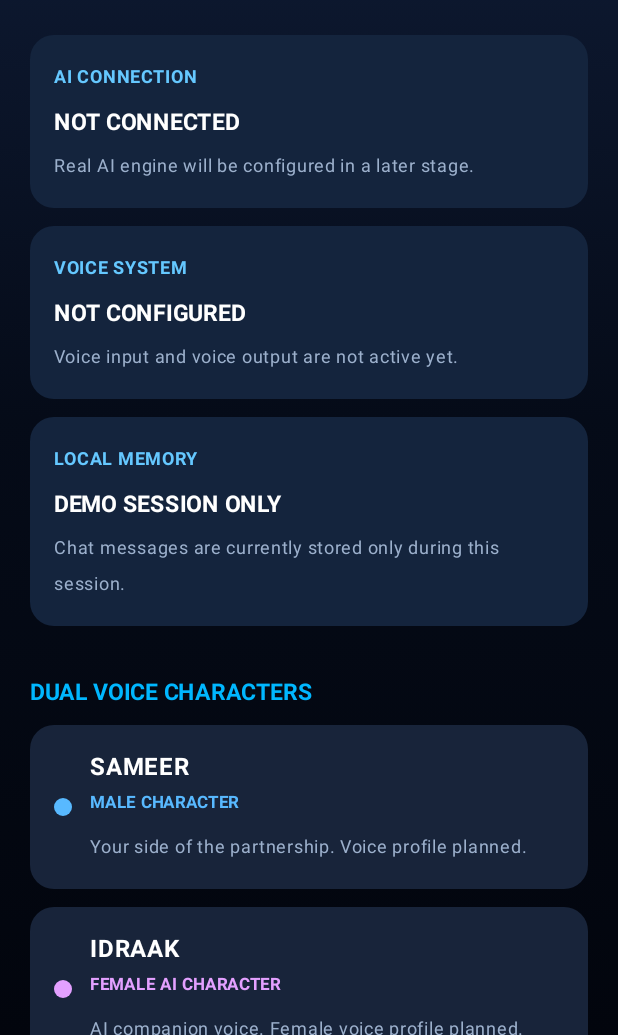
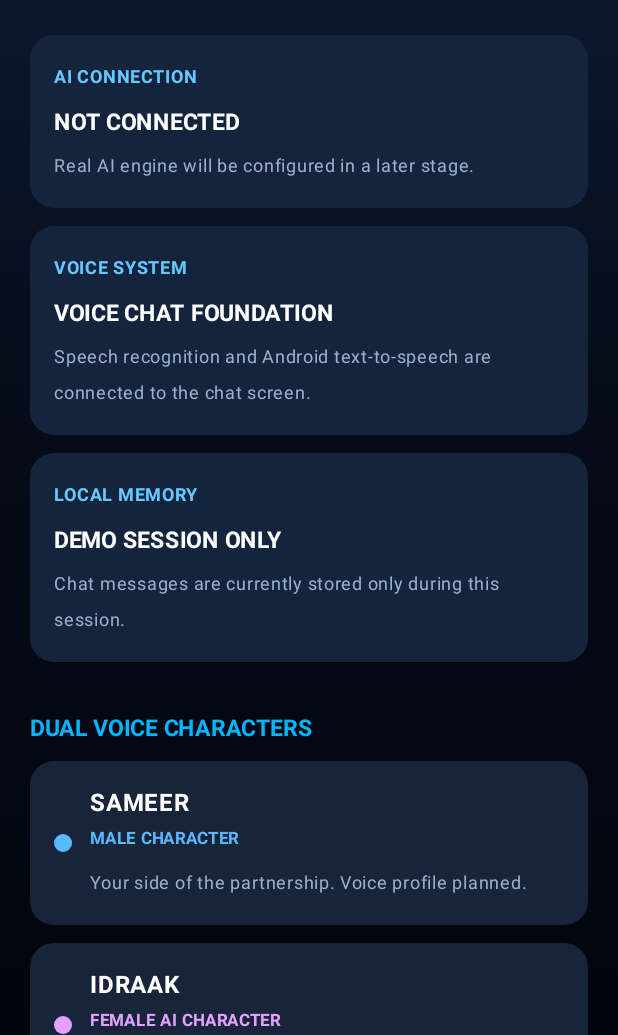
Before and after one commit to sameer83y-png/IDRAAK-QUANTUM-CORE-9432, an Android app built with Jetpack Compose: the screen it shows after launch (MainActivity), after a tap on "SETTINGS", on a phone screen of 412 x 824 dp, the part 201-1236 px from its top. Run offline under Robolectric (Android 15) with nearby library versions, the phone set to English and light mode, and no system bars.

Commit message:
Implement voice recognition and control functionality
Added voice recognition and control features to the app, including permission handling and UI updates for voice status.

Signed-off-by: sameer83y-png <sameer83y@gmail.com>

```diff
--- a/app/src/main/java/com/idraak/quantum/MainActivity.kt
+++ b/app/src/main/java/com/idraak/quantum/MainActivity.kt
@@ -1,8 +1,12 @@
 package com.idraak.quantum
 
+import android.Manifest
+import android.content.pm.PackageManager
 import android.os.Bundle
 import androidx.activity.ComponentActivity
 import androidx.activity.compose.setContent
+import androidx.activity.compose.rememberLauncherForActivityResult
+import androidx.activity.result.contract.ActivityResultContracts
 import androidx.compose.animation.core.RepeatMode
 import androidx.compose.animation.core.animateFloat
 import androidx.compose.animation.core.infiniteRepeatable
@@ -35,6 +39,8 @@ import androidx.compose.material3.Surface
 import androidx.compose.material3.Text
 import androidx.compose.material3.TextButton
 import androidx.compose.runtime.Composable
+import androidx.compose.runtime.DisposableEffect
+import androidx.compose.runtime.LaunchedEffect
 import androidx.compose.runtime.getValue
 import androidx.compose.runtime.mutableStateListOf
 import androidx.compose.runtime.mutableStateOf
@@ -45,11 +51,13 @@ import androidx.compose.ui.Modifier
 import androidx.compose.ui.draw.scale
 import androidx.compose.ui.graphics.Brush
 import androidx.compose.ui.graphics.Color
+import androidx.compose.ui.platform.LocalContext
 import androidx.compose.ui.text.font.FontWeight
 import androidx.compose.ui.text.input.ImeAction
 import androidx.compose.ui.text.style.TextAlign
 import androidx.compose.ui.unit.dp
 import androidx.compose.ui.unit.sp
+import androidx.core.content.ContextCompat
 import com.idraak.quantum.engine.AIEngine
 
 data class ChatMessage(
@@ -71,11 +79,16 @@ class MainActivity : ComponentActivity() {
 
 @Composable
 fun IdraakHomeScreen() {
+    val context = LocalContext.current
+
     val backgroundColor = Color(0xFF050B18)
     val blue = Color(0xFF087DFF)
 
     var inputText by remember { mutableStateOf("") }
     var showSettings by remember { mutableStateOf(false) }
+    var voiceStatus by remember { mutableStateOf("VOICE SYSTEM READY") }
+    var isListening by remember { mutableStateOf(false) }
+    var recognizedSpeech by remember { mutableStateOf<String?>(null) }
 
     val messages = remember {
         mutableStateListOf(
@@ -86,7 +99,105 @@ fun IdraakHomeScreen() {
         )
     }
 
+    val voiceController = remember(context) {
+        VoiceController(
+            context = context,
+            onSpeechResult = { result ->
+                recognizedSpeech = result
+                isListening = false
+            },
+            onStatusChanged = { status ->
+                voiceStatus = status
+
+                if (
+                    status.contains("Listening", ignoreCase = true) ||
+                    status.contains("Recognizing", ignoreCase = true) ||
+                    status.contains("Processing", ignoreCase = true) ||
+                    status.contains("Ready.", ignoreCase = true)
+                ) {
+                    isListening = true
+                } else if (
+                    status.contains("recognized", ignoreCase = true) ||
+                    status.contains("error", ignoreCase = true) ||
+                    status.contains("failed", ignoreCase = true) ||
+                    status.contains("stopped", ignoreCase = true) ||
+                    status.contains("timeout", ignoreCase = true) ||
+                    status.contains("No speech", ignoreCase = true)
+                ) {
+                    isListening = false
+                }
+            }
+        )
+    }
+
+    DisposableEffect(voiceController) {
+        onDispose {
+            voiceController.shutdown()
+        }
+    }
+
+    fun sendMessage(messageText: String = inputText) {
+        val message = messageText.trim()
+
+        if (message.isNotEmpty()) {
+            messages.add(ChatMessage(message, true))
+
+            val response = AIEngine.getResponse(message)
+            messages.add(ChatMessage(response, false))
+
+            inputText = ""
+            voiceController.speak(response)
+        }
+    }
+
+    LaunchedEffect(recognizedSpeech) {
+        val spokenText = recognizedSpeech
+
+        if (!spokenText.isNullOrBlank()) {
+            inputText = spokenText
+            sendMessage(spokenText)
+            recognizedSpeech = null
+        }
+    }
+
+    val microphonePermissionLauncher =
+        rememberLauncherForActivityResult(
+            contract = ActivityResultContracts.RequestPermission()
+        ) { granted ->
+            if (granted) {
+                val started = voiceController.startListening()
+
+                if (started) {
+                    isListening = true
+                }
+            } else {
+                voiceStatus = "Microphone permission denied"
+                isListening = false
+            }
+        }
+
+    fun startVoiceChat() {
+        val permissionGranted =
+            ContextCompat.checkSelfPermission(
+                context,
+                Manifest.permission.RECORD_AUDIO
+            ) == PackageManager.PERMISSION_GRANTED
+
+        if (permissionGranted) {
+            val started = voiceController.startListening()
+
+            if (started) {
+                isListening = true
+            }
+        } else {
+            microphonePermissionLauncher.launch(
+                Manifest.permission.RECORD_AUDIO
+            )
+        }
+    }
+
     val transition = rememberInfiniteTransition(label = "core")
+
     val pulse by transition.animateFloat(
         initialValue = 0.94f,
         targetValue = 1.06f,
@@ -96,18 +207,6 @@ fun IdraakHomeScreen() {
         ),
         label = "pulse"
     )
-
-    fun sendMessage() {
-        val message = inputText.trim()
-
-        if (message.isNotEmpty()) {
-            messages.add(ChatMessage(message, true))
-            messages.add(
-                ChatMessage(AIEngine.getResponse(message), false)
-            )
-            inputText = ""
-        }
-    }
 
     Surface(
         modifier = Modifier.fillMaxSize(),
@@ -204,6 +303,19 @@ fun IdraakHomeScreen() {
                     letterSpacing = 2.sp
                 )
 
+                Spacer(modifier = Modifier.height(5.dp))
+
+                Text(
+                    text = voiceStatus,
+                    color = if (isListening) {
+                        Color(0xFF43E8B2)
+                    } else {
+                        Color(0xFF8EA6C9)
+                    },
+                    fontSize = 11.sp,
+                    textAlign = TextAlign.Center
+                )
+
                 Spacer(modifier = Modifier.height(12.dp))
 
                 LazyColumn(
@@ -280,8 +392,51 @@ fun IdraakHomeScreen() {
 
                 Spacer(modifier = Modifier.height(8.dp))
 
+                Row(
+                    modifier = Modifier.fillMaxWidth(),
+                    horizontalArrangement = Arrangement.spacedBy(8.dp)
+                ) {
+                    Button(
+                        onClick = {
+                            if (isListening) {
+                                voiceController.stopListening()
+                                isListening = false
+                            } else {
+                                startVoiceChat()
+                            }
+                        },
+                        modifier = Modifier.weight(1f),
+                        shape = RoundedCornerShape(14.dp),
+                        colors = ButtonDefaults.buttonColors(
+                            containerColor = if (isListening) {
+                                Color(0xFFB83250)
+                            } else {
+                                Color(0xFF087DFF)
+                            }
+                        )
+                    ) {
+                        Text(
+                            if (isListening) "STOP LISTENING" else "🎙 TALK TO IDRAAK"
+                        )
+                    }
+
+                    Button(
+                        onClick = {
+                            voiceController.stopSpeaking()
+                        },
+                        shape = RoundedCornerShape(14.dp),
+                        colors = ButtonDefaults.buttonColors(
+                            containerColor = Color(0xFF263B59)
+                        )
+                    ) {
+                        Text("STOP VOICE")
+                    }
+                }
+
+                Spacer(modifier = Modifier.height(8.dp))
+
                 Text(
-                    text = "LOCAL FOUNDATION • AI NOT CONNECTED",
+                    text = "LOCAL DEMO AI • VOICE CHAT FOUNDATION",
                     color = Color(0xFF7B91B5),
                     fontSize = 10.sp,
                     textAlign = TextAlign.Center
@@ -342,8 +497,8 @@ fun SettingsScreen(onBack: () -> Unit) {
 
         SettingsStatusCard(
             title = "VOICE SYSTEM",
-            status = "NOT CONFIGURED",
-            detail = "Voice input and voice output are not active yet."
+            status = "VOICE CHAT FOUNDATION",
+            detail = "Speech recognition and Android text-to-speech are connected to the chat screen."
         )
 
         SettingsStatusCard(
@@ -380,7 +535,7 @@ fun SettingsScreen(onBack: () -> Unit) {
         Spacer(modifier = Modifier.height(24.dp))
 
         Text(
-            text = "Voice profiles are planned. No voice cloning or playback is active yet.",
+            text = "Custom voice profiles and voice cloning are not configured yet.",
             color = Color(0xFF7B91B5),
             fontSize = 11.sp
         )
```
